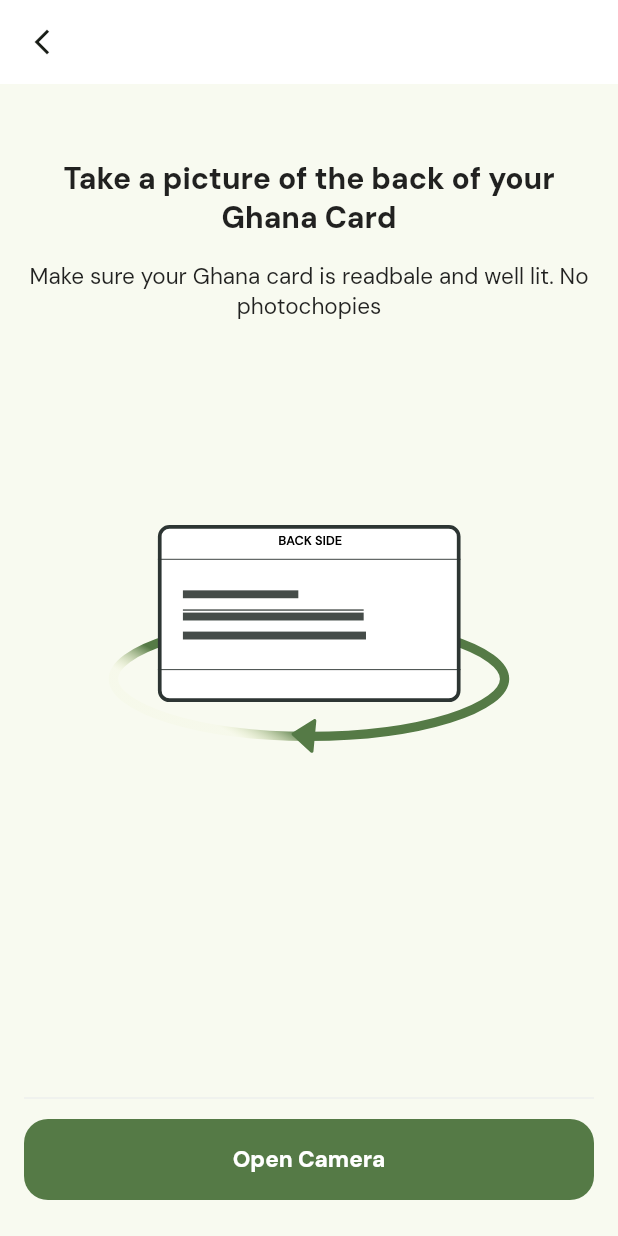
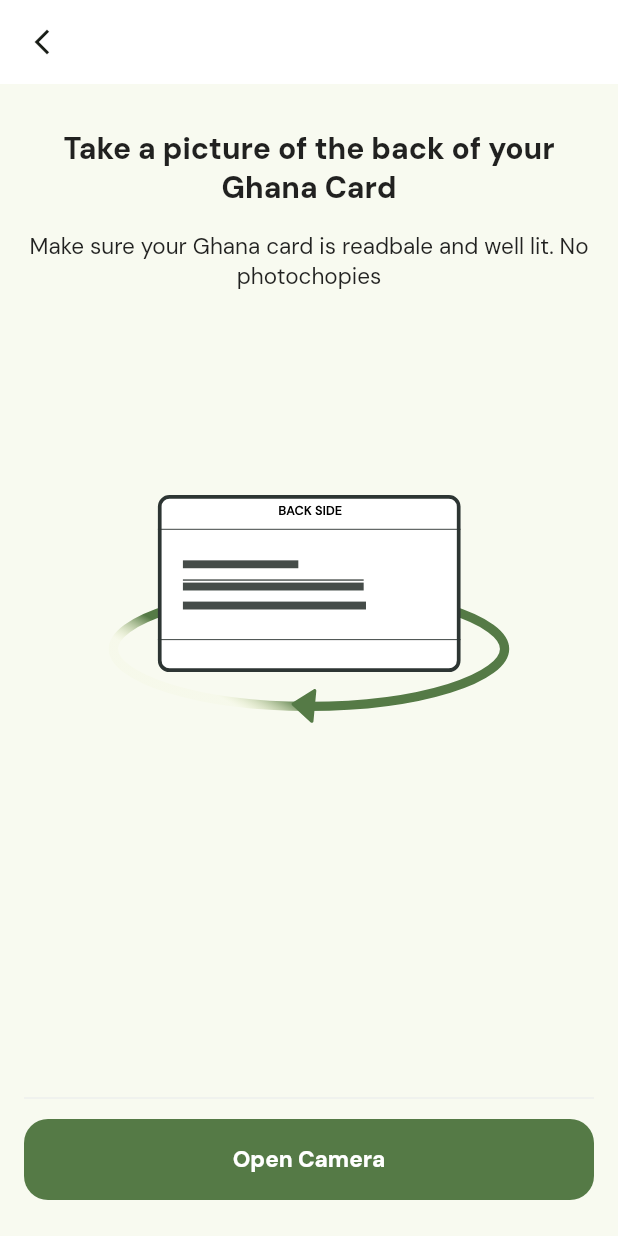
Before and after one commit to being-eyram/golly_express, a Flutter app: the BackIDScreen screen opened by its route, on a phone screen of 412 x 824 dp. Run offline on Flutter 3.47's test engine with Material 2 defaults, Android fonts, the phone set to English and light mode, and no system bars; our stand-ins replace dotted_border, flutter_riverpod, flutter_svg, go_router, google_fonts, material_symbols_icons and 1 more; accounts and stored records are empty.

Commit message:
reduce title text padding

```diff
--- a/lib/screens/profile screen/id verification/id_back.dart
+++ b/lib/screens/profile screen/id verification/id_back.dart
@@ -43,7 +43,7 @@ class BackIDScreen extends StatelessWidget {
       body: SafeArea(
         child: SingleChildScrollView(
           child: Padding(
-            padding: const EdgeInsets.symmetric(horizontal: 16, vertical: 50),
+            padding: const EdgeInsets.symmetric(horizontal: 16, vertical: 30),
             child: Column(
               crossAxisAlignment: CrossAxisAlignment.start,
               children: [
```
